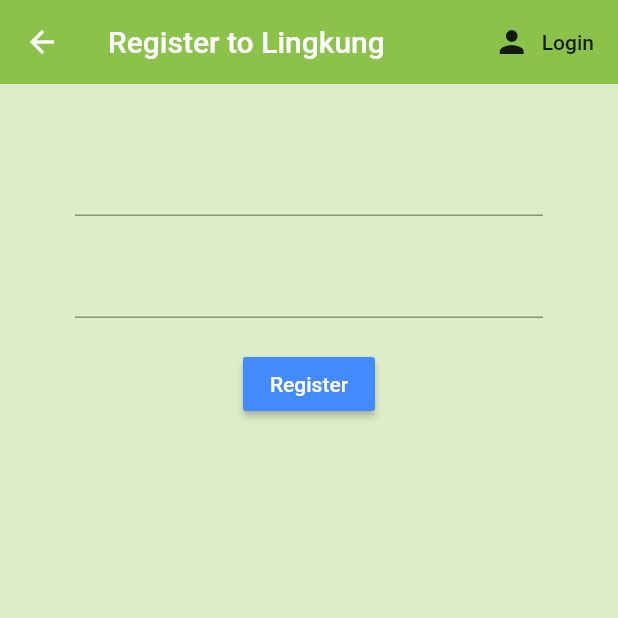
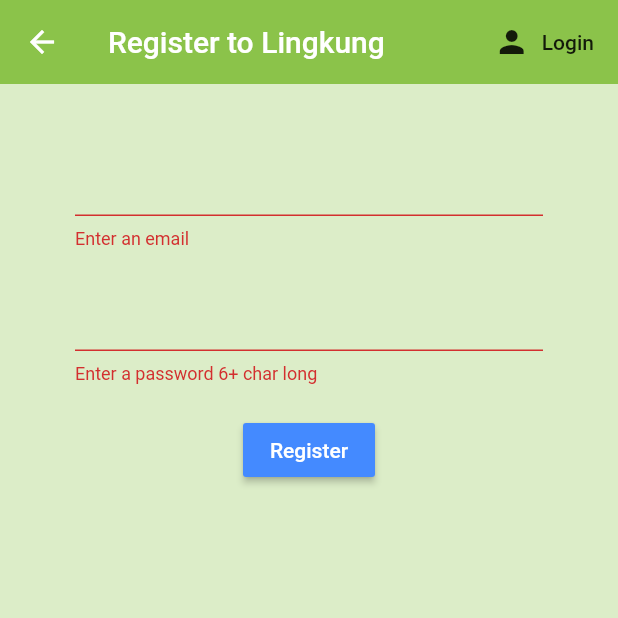
Before and after one commit to Gocir/firebase-login-register, a Flutter app: the SignUp screen opened directly, after a tap on "Register", on a phone screen of 412 x 824 dp, the top half of it. Run offline on Flutter 3.47's test engine with Material 2 defaults, Android fonts, the phone set to English and light mode, and no system bars; our stand-ins replace firebase_auth; accounts and stored records are empty.

Commit message:
Make Sign Up with Email and Password

```diff
--- a/lib/screens/authenticate/signUp.dart
+++ b/lib/screens/authenticate/signUp.dart
@@ -13,10 +13,12 @@ class SignUp extends StatefulWidget {
 class _SignUpState extends State<SignUp> {
 
   final AuthService _auth = AuthService();
+  final _formkey = GlobalKey<FormState>();
 
   //text field state
   String email = '';
   String password = '';
+  String error = '';
 
   @override
   Widget build(BuildContext context) {
@@ -39,16 +41,19 @@ class _SignUpState extends State<SignUp> {
       body: Container(
         padding: EdgeInsets.symmetric(vertical: 20.0, horizontal: 50.0),
         child: Form(
+          key: _formkey,
           child: Column(
             children: <Widget>[
               SizedBox(height: 20.0,),
               TextFormField(
+                validator: (val) => val.isEmpty ? 'Enter an email' : null,
                 onChanged: (val) {
                   setState(() => email = val);
                 }
               ),
               SizedBox(height: 20.0,),
               TextFormField(
+                validator: (val) => val.length < 6  ? 'Enter a password 6+ char long' : null,
                 obscureText: true,
                 onChanged: (val) {
                   setState(() => password = val);
@@ -64,9 +69,18 @@ class _SignUpState extends State<SignUp> {
                   ),
                 ),
                 onPressed: () async{
-                  print(email);
-                  print(password);
+                  if (_formkey.currentState.validate()){
+                    dynamic result = await _auth.signUpWithEmailAndPassword(email, password);
+                    if (result == null) {
+                      setState(() => error = 'please supply a valid email');
+                    }
+                  }
                 }
+              ),
+              SizedBox(height: 12.0),
+              Text(
+                error,
+                style: TextStyle(color: Colors.red, fontSize: 14.0),
               )
             ],
           )
```
